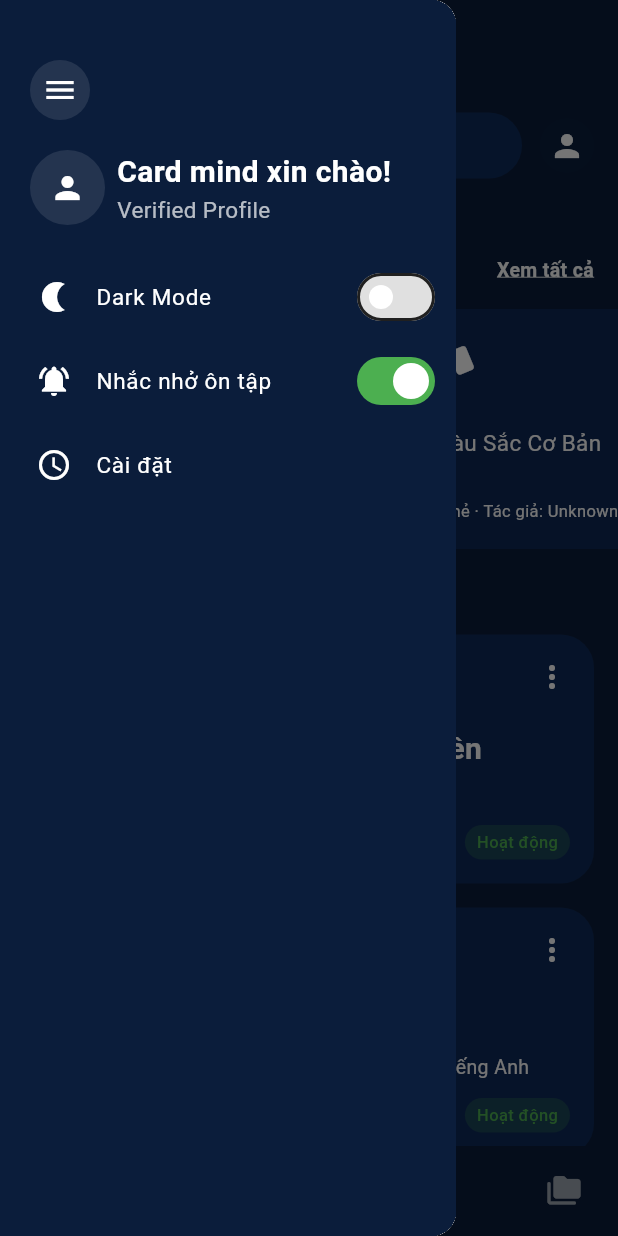
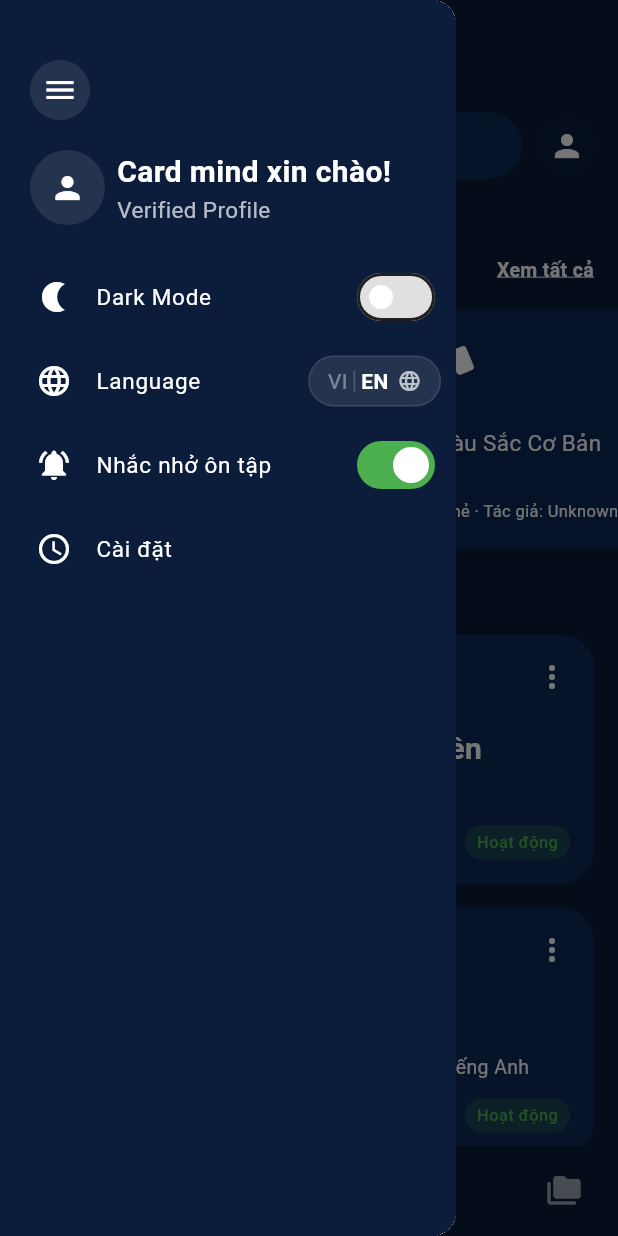
Before and after one commit to NguyenMinhDuc163/Card-Mind, a Flutter app: the screen it shows after launch, with the side drawer open, on a phone screen of 412 x 824 dp. Run offline on Flutter 3.47's test engine with Material 3 defaults, Android fonts, the phone set to English and light mode, and no system bars; drawn by our look-alikes of salomon_bottom_bar; our stand-ins replace cached_network_image, cloud_firestore, connectivity_plus, device_preview_plus, dio, easy_localization and 18 more; missing offline and left inert: curl_logger_dio_interceptor, sp_util; accounts and stored records are empty.

Commit message:
setup da ngon ngu

```diff
--- a/assets/translations/en-US.json
+++ b/assets/translations/en-US.json
@@ -1,11 +1,17 @@
 {
   "common": {
     "dark_mode": "Dark Mode",
+    "language": "Language",
     "account_information": "Account Information",
     "change_password": "Change Password",
     "settings": "Settings",
     "logout": "Logout",
     "verified_profile": "Verified Profile"
+  },
+  "language": {
+    "english": "English",
+    "vietnamese": "Vietnamese",
+    "current": "Current language"
   },
   "home_screen": {
     "title": "Home Screen",
--- a/assets/translations/vi-VN.json
+++ b/assets/translations/vi-VN.json
@@ -1,11 +1,17 @@
 {
   "common": {
     "dark_mode": "Chế độ tối",
+    "language": "Ngôn ngữ",
     "account_information": "Thông tin tài khoản",
     "change_password": "Đổi mật khẩu",
     "settings": "Cài đặt",
     "logout": "Đăng xuất",
     "verified_profile": "Hồ sơ đã xác minh"
+  },
+  "language": {
+    "english": "Tiếng Anh",
+    "vietnamese": "Tiếng Việt",
+    "current": "Ngôn ngữ hiện tại"
   },
   "home_screen": {
     "title": "trang chủ",
--- /dev/null
+++ b/lib/core/theme/locale_service.dart
@@ -0,0 +1,37 @@
+import 'package:flutter/material.dart';
+import 'package:sp_util/sp_util.dart';
+
+/// Service quản lý lưu trữ và tải ngôn ngữ
+class LocaleService {
+  static const String _key = 'app_locale';
+
+  /// Load locale từ SharedPreferences
+  static Locale load() {
+    final String? value = SpUtil.getString(_key);
+
+    if (value == null) {
+      // Mặc định là tiếng Anh
+      return const Locale('en', 'US');
+    }
+
+    // Parse locale từ string format: "en_US" hoặc "vi_VN"
+    final parts = value.split('_');
+    if (parts.length == 2) {
+      return Locale(parts[0], parts[1]);
+    }
+
+    // Fallback
+    return const Locale('en', 'US');
+  }
+
+  /// Lưu locale vào SharedPreferences
+  static Future<void> save(Locale locale) async {
+    final String value = '${locale.languageCode}_${locale.countryCode}';
+    await SpUtil.putString(_key, value);
+  }
+
+  /// Xóa locale đã lưu (reset về mặc định)
+  static Future<void> clear() async {
+    await SpUtil.remove(_key);
+  }
+}
--- a/lib/core/widgets/drawer_widget.dart
+++ b/lib/core/widgets/drawer_widget.dart
@@ -1,13 +1,16 @@
 import 'package:card_mind/core/widgets/app_gap.dart';
 import 'package:easy_localization/easy_localization.dart';
 import 'package:card_mind/core/widgets/switch_botton_widget.dart';
+import 'package:card_mind/core/widgets/switch_Lang.dart';
 import 'package:card_mind/core/theme/theme_extensions.dart';
+import 'package:card_mind/core/theme/locale_cubit.dart';
 import 'package:card_mind/core/services/data_management_service.dart';
 import 'package:card_mind/core/services/notification_service.dart';
 import 'package:card_mind/core/services/data_sync_service.dart';
 import 'package:card_mind/modules/settings/screen/spaced_repetition_settings_screen.dart';
 import 'package:card_mind/providers/auth_provider.dart';
 import 'package:provider/provider.dart';
+import 'package:flutter_bloc/flutter_bloc.dart';
 import 'package:card_mind/init.dart';
 
 class DrawerWidget extends StatefulWidget {
@@ -217,6 +220,43 @@ class _DrawerWidgetState extends State<DrawerWidget> {
                 ),
               ],
             ),
+            // Language switcher
+            Row(
+              children: [
+                Expanded(
+                  child: _buildDrawerItem(
+                    context,
+                    icon: Icon(
+                      Icons.language,
+                      color: context.colors.onPrimary,
+                    ),
+                    title: 'common.language'.tr(),
+                    onTap: () {
+                      // Toggle ngôn ngữ khi tap vào item
+                      final localeCubit = context.read<LocaleCubit>();
+                      localeCubit.toggleLocale(context);
+                    },
+                  ),
+                ),
+                Padding(
+                  padding: AppPad.h10,
+                  child: BlocBuilder<LocaleCubit, Locale>(
+                    builder: (context, locale) {
+                      final isEnglish = locale.languageCode == 'en';
+                      return SwitchLang(
+                        onTap: () {
+                          final localeCubit = context.read<LocaleCubit>();
+                          localeCubit.toggleLocale(context);
+                        },
+                        isEnglish: isEnglish,
+                        colorText: context.colors.onPrimary,
+                        colorBackground: context.colors.onPrimary.withOpacity(0.1),
+                      );
+                    },
+                  ),
+                ),
+              ],
+            ),
             Row(
               children: [
                 Expanded(
--- a/lib/core/widgets/switch_Lang.dart
+++ b/lib/core/widgets/switch_Lang.dart
@@ -1,92 +1,82 @@
 import 'package:flutter/material.dart';
 import 'package:card_mind/core/theme/app_text_styles.dart';
 
-
+/// Widget chuyển đổi ngôn ngữ với giao diện đẹp
+/// isEnglish = true: Hiển thị "EN" với indicator
+/// isEnglish = false: Hiển thị "VI" với indicator
 class SwitchLang extends StatelessWidget {
   const SwitchLang({
     super.key,
     required this.onTap,
-    this.switchLang = true,
+    required this.isEnglish,
     this.colorText,
     this.colorBackground,
   });
 
   final VoidCallback onTap;
-  final bool switchLang;
+  final bool isEnglish;
   final Color? colorText;
   final Color? colorBackground;
 
   @override
   Widget build(BuildContext context) {
-    return Row(
-      crossAxisAlignment: CrossAxisAlignment.end,
-      children: [
-        Container(
-          margin: const EdgeInsets.only(
-            left: 15,
-          ),
-          padding: EdgeInsets.symmetric(
-            horizontal: 9,
-            vertical: 4,
+    return InkWell(
+      onTap: onTap,
+      borderRadius: BorderRadius.circular(20),
+      child: Container(
+        padding: const EdgeInsets.symmetric(
+          horizontal: 12,
+          vertical: 6,
         ),
         decoration: BoxDecoration(
-            color: colorBackground ?? Colors.white,
-            borderRadius: const BorderRadius.all(Radius.circular(20)),
-          ),
-          child: InkWell(
-            onTap: onTap,
-            child: Row(
-              mainAxisAlignment: MainAxisAlignment.spaceEvenly,
-              crossAxisAlignment: CrossAxisAlignment.center,
-              children: [
-                if (switchLang)
-                  Container(
-                    color: Colors.red,
-                    width: 10,
-                    height: 10,
-                  )
-                else
-                  Text(
-                    "VN ",
-                    style: AppTextStyles.text,
-                  ),
-                if (switchLang)
-                  Text(
-                    " EN",
-                    style: AppTextStyles.text,
-                  )
-                else
-                  Container(
-                    width: 16,
-                    height: 16,
-                    decoration: BoxDecoration(
-                      color: Colors.red,
-                      shape: BoxShape.circle,
-                    ),
-                    child: Center(
-                      child: Container(
-                        color: Colors.red,
-                        width: 10,
-                        height: 10,
+          color: colorBackground ?? Colors.white.withOpacity(0.9),
+          borderRadius: BorderRadius.circular(20),
+          border: Border.all(
+            color: (colorText ?? Colors.black).withOpacity(0.1),
+            width: 1,
           ),
         ),
-                  ),
-                SizedBox(width: 4,),
-                Padding(
-                  padding: EdgeInsets.only(top: 2),
-                  child: Center(
-                    child: Container(
-                      color: Colors.red,
-                      width: 10,
-                      height: 10,
+        child: Row(
+          mainAxisSize: MainAxisSize.min,
+          children: [
+            // Tiếng Việt
+            Text(
+              'VI',
+              style: AppTextStyles.text.copyWith(
+                color: !isEnglish
+                    ? (colorText ?? Colors.blue)
+                    : (colorText ?? Colors.black).withOpacity(0.4),
+                fontWeight: !isEnglish ? FontWeight.bold : FontWeight.normal,
               ),
             ),
-                )
+            const SizedBox(width: 4),
+            // Separator
+            Container(
+              width: 1,
+              height: 14,
+              color: (colorText ?? Colors.black).withOpacity(0.2),
+            ),
+            const SizedBox(width: 4),
+            // Tiếng Anh
+            Text(
+              'EN',
+              style: AppTextStyles.text.copyWith(
+                color: isEnglish
+                    ? (colorText ?? Colors.blue)
+                    : (colorText ?? Colors.black).withOpacity(0.4),
+                fontWeight: isEnglish ? FontWeight.bold : FontWeight.normal,
+              ),
+            ),
+            const SizedBox(width: 6),
+            // Indicator
+            Icon(
+              Icons.language,
+              size: 16,
+              color: (colorText ?? Colors.blue).withOpacity(0.7),
+            ),
           ],
         ),
       ),
-        ),
-      ],
     );
   }
 }
--- a/lib/main.dart
+++ b/lib/main.dart
@@ -2,6 +2,7 @@ import 'package:card_mind/core/app_bloc_observer.dart';
 import 'package:card_mind/core/helpers/local_storage_helper.dart';
 import 'package:card_mind/core/services/sample_data_service.dart';
 import 'package:card_mind/core/services/notification_service.dart';
+import 'package:card_mind/core/theme/locale_service.dart';
 import 'package:card_mind/providers/provider_setup.dart';
 import 'package:easy_localization/easy_localization.dart';
 import 'package:flutter/material.dart';
@@ -52,14 +53,15 @@ void main() async {
   // KHÔNG sync ở đây nữa - để SplashScreen xử lý
   // Lý do: Cần đợi sync xong trước khi render UI
 
-  Locale defaultLocale = const Locale('en', 'US');
+  // Load saved locale từ LocaleService
+  final Locale savedLocale = LocaleService.load();
 
   runApp(
     EasyLocalization(
       supportedLocales: const [Locale('en', 'US'), Locale('vi', 'VN')],
       path: 'assets/translations',
       fallbackLocale: const Locale('en', 'US'),
-      startLocale: defaultLocale,
+      startLocale: savedLocale, // Sử dụng locale đã lưu
       child: MultiProvider(
         providers: ProviderSetup.getProviders(),
         child: const App(),
--- a/lib/modules/app.dart
+++ b/lib/modules/app.dart
@@ -2,6 +2,7 @@ import 'package:card_mind/core/public/navigation_service.dart';
 import 'package:card_mind/core/routes/routers.dart';
 import 'package:card_mind/core/theme/app_theme.dart';
 import 'package:card_mind/core/theme/theme_cubit.dart';
+import 'package:card_mind/core/theme/locale_cubit.dart';
 import 'package:easy_localization/easy_localization.dart';
 import 'package:flutter/material.dart';
 import 'package:flutter_bloc/flutter_bloc.dart';
@@ -14,11 +15,16 @@ class App extends StatelessWidget {
 
   @override
   Widget build(BuildContext context) {
-    return BlocProvider(
-      create: (context) => ThemeCubit(),
+    return MultiBlocProvider(
+      providers: [
+        BlocProvider(create: (context) => ThemeCubit()),
+        BlocProvider(create: (context) => LocaleCubit()),
+      ],
       child: BlocBuilder<ThemeCubit, ThemeMode>(
-        builder:
-            (context, themeMode) => MaterialApp(
+        builder: (context, themeMode) {
+          return BlocBuilder<LocaleCubit, Locale>(
+            builder: (context, locale) {
+              return MaterialApp(
                 builder: (context, child) {
                   return ResponsiveBreakpoints.builder(
                     child: child!,
@@ -40,13 +46,16 @@ class App extends StatelessWidget {
                 themeMode: themeMode,
                 localizationsDelegates: context.localizationDelegates,
                 supportedLocales: context.supportedLocales,
-              locale: context.locale,
+                locale: locale, // Sử dụng locale từ LocaleCubit
                 routes: Routers.routes,
                 initialRoute: DashboardScreen.routeName,
                 onGenerateRoute: Routers.generateRoute,
                 navigatorKey: NavigationService.navigatorKey,
                 navigatorObservers: [NavigationService.routeObserver],
-            ),
+              );
+            },
+          );
+        },
       ),
     );
   }
```
Also changed, not shown: lib/core/theme/locale_cubit.dart (added, +65 -0 lines), lib/main_preview.dart (+19 -8 lines), 2 other files. Lines whose indentation alone changed are shown as unchanged.
